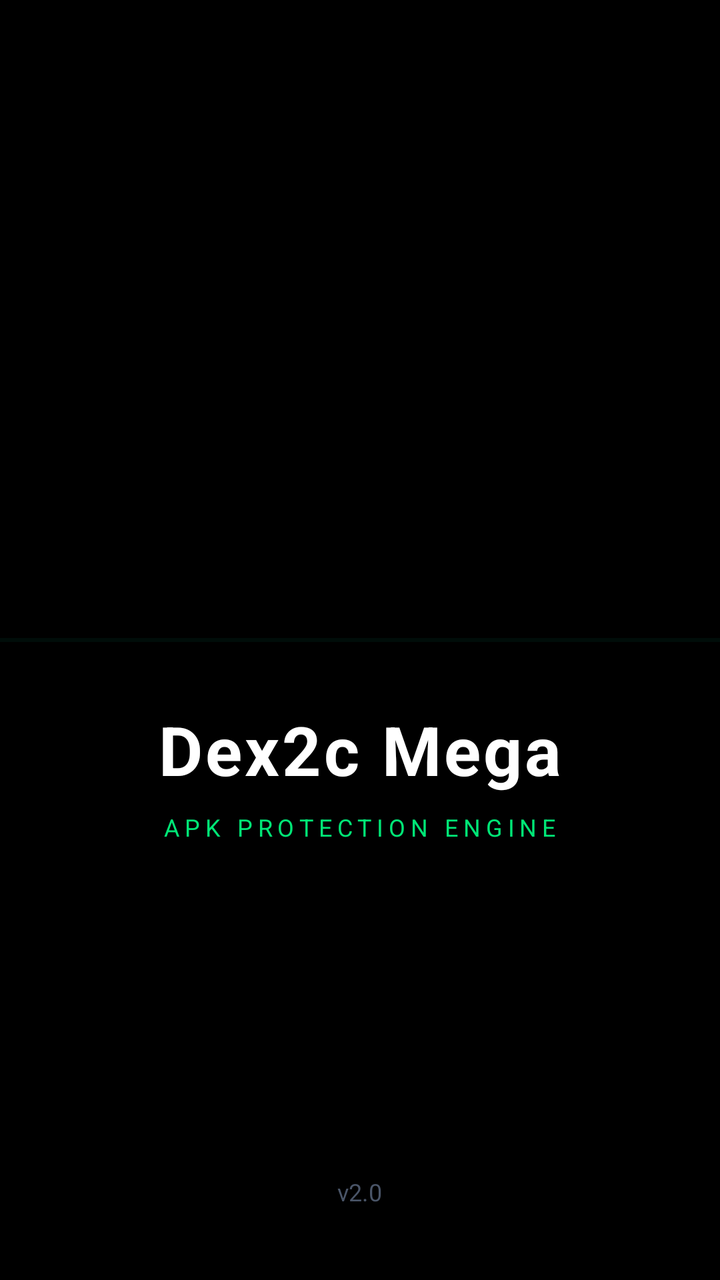
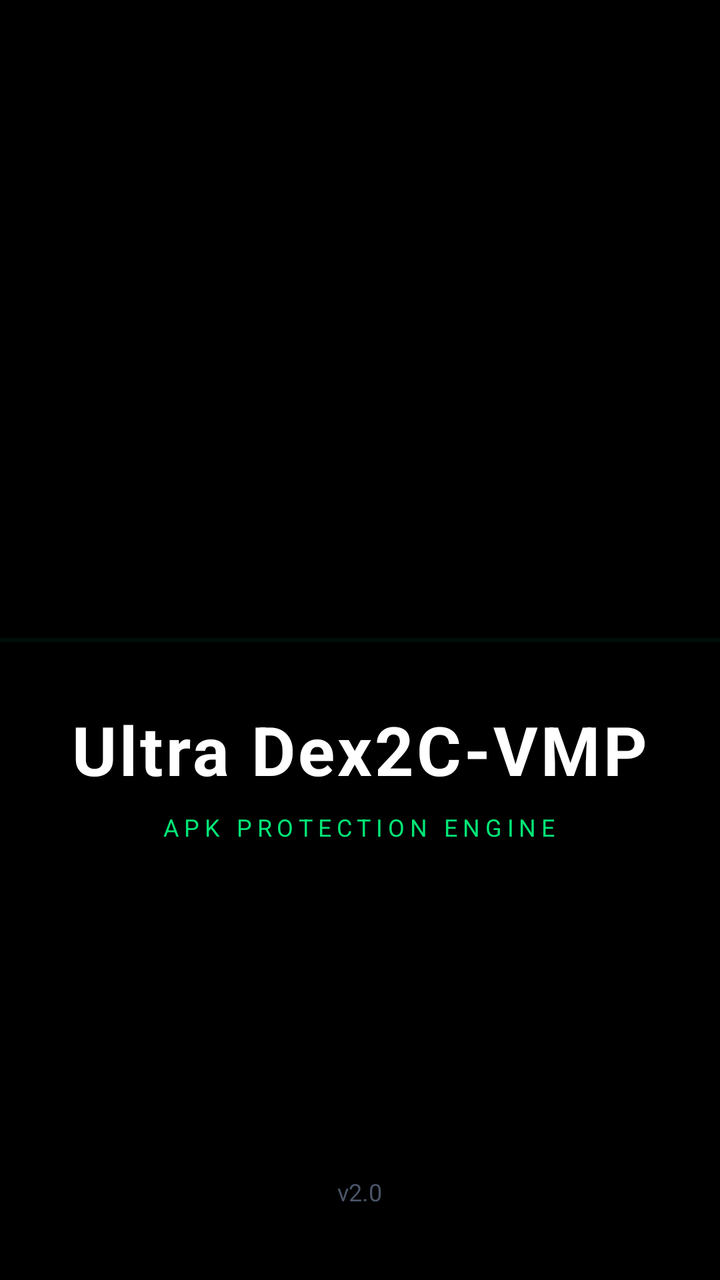

An Android layout rendered at two revisions. The XML below is the earlier revision; the diff shows what the commit changed to produce the second picture.
<!-- AndroidManifest.xml: activity theme Theme.Dex2cMega.Splash -->
<!-- res/layout/activity_splash.xml -->
<?xml version="1.0" encoding="utf-8"?>
<FrameLayout xmlns:android="http://schemas.android.com/apk/res/android"
    android:layout_width="match_parent"
    android:layout_height="match_parent"
    android:background="@color/bg_dark">

    
    <View
        android:id="@+id/scan_line"
        android:layout_width="match_parent"
        android:layout_height="2dp"
        android:layout_gravity="center"
        android:background="#1A10B981"
        android:alpha="0.7" />

    
    <LinearLayout
        android:layout_width="wrap_content"
        android:layout_height="wrap_content"
        android:layout_gravity="center"
        android:orientation="vertical"
        android:gravity="center">

        <ImageView
            android:id="@+id/splash_logo"
            android:layout_width="110dp"
            android:layout_height="110dp"
            android:src="@mipmap/ic_launcher"
            android:scaleType="fitCenter" />

        <TextView
            android:id="@+id/splash_title"
            android:layout_width="wrap_content"
            android:layout_height="wrap_content"
            android:layout_marginTop="24dp"
            android:text="Dex2c Mega"
            android:textColor="@color/text_primary"
            android:textSize="34sp"
            android:textStyle="bold"
            android:letterSpacing="0.04" />

        <TextView
            android:id="@+id/splash_subtitle"
            android:layout_width="wrap_content"
            android:layout_height="wrap_content"
            android:layout_marginTop="8dp"
            android:text="APK PROTECTION ENGINE"
            android:textColor="@color/accent_green"
            android:textSize="12sp"
            android:letterSpacing="0.22" />

    </LinearLayout>

    
    <TextView
        android:layout_width="wrap_content"
        android:layout_height="wrap_content"
        android:layout_gravity="bottom|center_horizontal"
        android:layout_marginBottom="36dp"
        android:text="v2.0"
        android:textColor="@color/text_muted"
        android:textSize="12sp" />

</FrameLayout>
<!-- resources referenced by this layout -->
<resources>
  <color name="accent_green">#00E676</color>
  <color name="bg_dark">#000000</color>
  <color name="text_muted">#4A5568</color>
  <color name="text_primary">#FFFFFF</color>
  <!-- mipmap ic_launcher (mipmap-anydpi-v26) -->
  <?xml version="1.0" encoding="utf-8"?>
  <adaptive-icon xmlns:android="http://schemas.android.com/apk/res/android">
      <background android:drawable="@color/ic_launcher_background" />
      <foreground android:drawable="@mipmap/ic_launcher_foreground" />
  </adaptive-icon>
  <style name="Theme.Dex2cMega.Splash" parent="Theme.Dex2cMega">
          <item name="android:windowBackground">@color/bg_dark</item>
          <item name="android:windowFullscreen">true</item>
      </style>
  <color name="ic_launcher_background">#060610</color>
  <style name="Theme.Dex2cMega" parent="Theme.MaterialComponents.DayNight.NoActionBar">
          <item name="colorPrimary">@color/accent_green</item>
          <item name="colorPrimaryVariant">@color/accent_green_dim</item>
          <item name="colorOnPrimary">@color/black</item>
          <item name="colorSecondary">@color/accent_blue</item>
          <item name="colorOnSecondary">@color/black</item>
          <item name="android:colorBackground">@color/bg_dark</item>
          <item name="colorSurface">@color/bg_card</item>
          <item name="colorOnSurface">@color/text_primary</item>
          <item name="android:windowBackground">@color/bg_dark</item>
          <item name="android:statusBarColor">@color/bg_dark</item>
          <item name="android:navigationBarColor">@color/nav_bg</item>
          <item name="android:fontFamily">sans-serif</item>
          <item name="switchStyle">@style/SwitchStyle</item>
      </style>
  <color name="accent_green_dim">#00C853</color>
  <color name="black">#000000</color>
  <color name="accent_blue">#00E5FF</color>
  <color name="bg_card">#0D1520</color>
  <color name="nav_bg">#000000</color>
  <style name="SwitchStyle" parent="Widget.MaterialComponents.CompoundButton.Switch">
          <item name="colorPrimary">@color/accent_green</item>
          <item name="colorControlActivated">@color/accent_green</item>
      </style>
</resources>

<!-- the commit's change to res/layout/activity_splash.xml (unified diff, before → after) -->
@@ -33,7 +33,7 @@
             android:layout_width="wrap_content"
             android:layout_height="wrap_content"
             android:layout_marginTop="24dp"
-            android:text="Dex2c Mega"
+            android:text="Ultra Dex2C-VMP"
             android:textColor="@color/text_primary"
             android:textSize="34sp"
             android:textStyle="bold"
